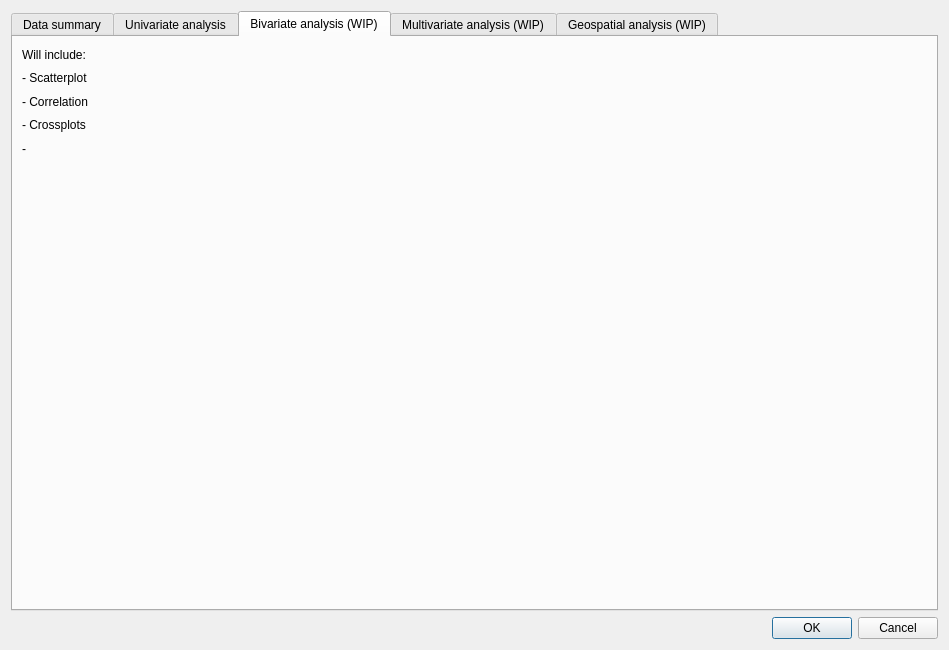
Above: eis_qgis_plugin/resources/ui/explore/wizard_explore_window_new.ui from GispoCoding/eis_qgis_plugin before the change. Below: the same form after it.
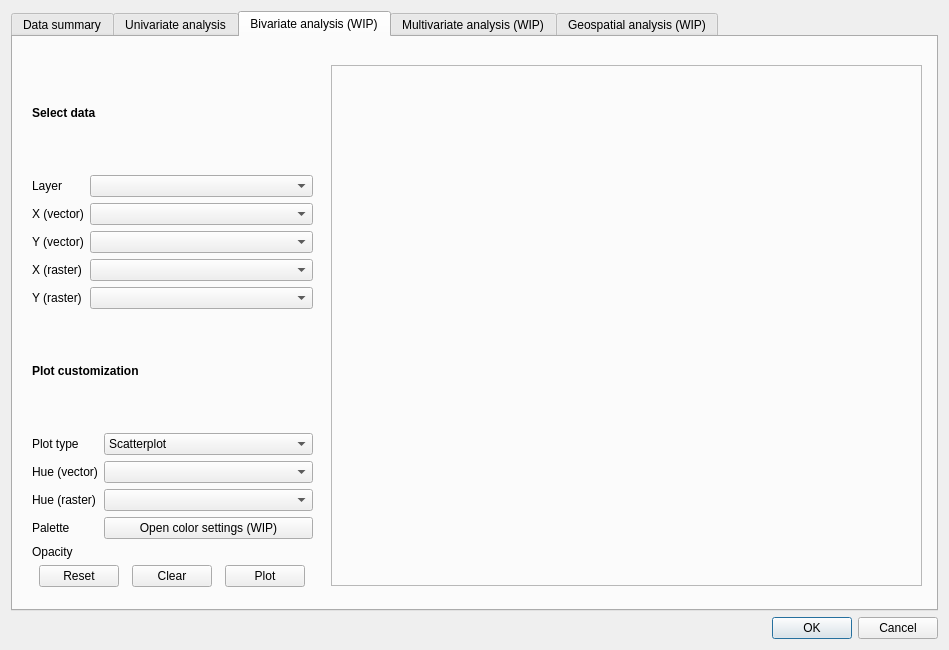
That is the form after the change. The open tabs and pages were chosen to show the change. Custom widgets are drawn as their Qt base class.

Commit message: Add functionality to bivariate tab first draft

```diff
--- a/eis_qgis_plugin/resources/ui/explore/wizard_explore_window_new.ui
+++ b/eis_qgis_plugin/resources/ui/explore/wizard_explore_window_new.ui
@@ -983,53 +983,272 @@
            <verstretch>0</verstretch>
           </sizepolicy>
          </property>
-         <widget class="QWidget" name="layoutWidget">
+         <widget class="QWidget" name="layoutWidget_4">
           <property name="geometry">
            <rect>
-            <x>0</x>
-            <y>0</y>
-            <width>87</width>
-            <height>111</height>
+            <x>10</x>
+            <y>10</y>
+            <width>281</width>
+            <height>531</height>
            </rect>
           </property>
-          <layout class="QVBoxLayout" name="verticalLayout">
+          <layout class="QVBoxLayout" name="verticalLayout_7">
            <item>
-            <widget class="QLabel" name="label">
+            <widget class="QLabel" name="label_73">
+             <property name="sizePolicy">
+              <sizepolicy hsizetype="Maximum" vsizetype="Preferred">
+               <horstretch>0</horstretch>
+               <verstretch>0</verstretch>
+              </sizepolicy>
+             </property>
+             <property name="font">
+              <font>
+               <weight>75</weight>
+               <bold>true</bold>
+              </font>
+             </property>
              <property name="text">
-              <string>Will include:</string>
+              <string>Select data</string>
              </property>
             </widget>
            </item>
            <item>
-            <widget class="QLabel" name="label_7">
-             <property name="text">
-              <string>- Scatterplot</string>
-             </property>
-            </widget>
+            <layout class="QFormLayout" name="formLayout_5">
+             <item row="0" column="0">
+              <widget class="QLabel" name="label_75">
+               <property name="minimumSize">
+                <size>
+                 <width>50</width>
+                 <height>0</height>
+                </size>
+               </property>
+               <property name="text">
+                <string>Layer</string>
+               </property>
+              </widget>
+             </item>
+             <item row="0" column="1">
+              <widget class="QgsMapLayerComboBox" name="layer_selection_bivariate"/>
+             </item>
+             <item row="1" column="0">
+              <widget class="QLabel" name="xLabel">
+               <property name="text">
+                <string>X (vector)</string>
+               </property>
+              </widget>
+             </item>
+             <item row="1" column="1">
+              <widget class="QgsFieldComboBox" name="x_selection_vector_bivariate"/>
+             </item>
+             <item row="2" column="0">
+              <widget class="QLabel" name="yLabel">
+               <property name="text">
+                <string>Y (vector)</string>
+               </property>
+              </widget>
+             </item>
+             <item row="2" column="1">
+              <widget class="QgsFieldComboBox" name="y_selection_vector_bivariate"/>
+             </item>
+             <item row="3" column="0">
+              <widget class="QLabel" name="xRasterLabel">
+               <property name="text">
+                <string>X (raster)</string>
+               </property>
+              </widget>
+             </item>
+             <item row="3" column="1">
+              <widget class="QComboBox" name="x_selection_raster_bivariate"/>
+             </item>
+             <item row="4" column="0">
+              <widget class="QLabel" name="yRasterLabel">
+               <property name="text">
+                <string>Y (raster)</string>
+               </property>
+              </widget>
+             </item>
+             <item row="4" column="1">
+              <widget class="QComboBox" name="y_selection_raster_bivariate"/>
+             </item>
+            </layout>
            </item>
            <item>
-            <widget class="QLabel" name="label_8">
+            <widget class="QLabel" name="label_78">
+             <property name="sizePolicy">
+              <sizepolicy hsizetype="Maximum" vsizetype="Preferred">
+               <horstretch>0</horstretch>
+               <verstretch>0</verstretch>
+              </sizepolicy>
+             </property>
+             <property name="minimumSize">
+              <size>
+               <width>50</width>
+               <height>0</height>
+              </size>
+             </property>
+             <property name="font">
+              <font>
+               <weight>75</weight>
+               <bold>true</bold>
+              </font>
+             </property>
              <property name="text">
-              <string>- Correlation</string>
+              <string>Plot customization</string>
              </property>
             </widget>
            </item>
            <item>
-            <widget class="QLabel" name="label_13">
-             <property name="text">
-              <string>- Crossplots</string>
-             </property>
-            </widget>
+            <layout class="QFormLayout" name="plot_customization_form_3">
+             <item row="0" column="0">
+              <widget class="QLabel" name="label_79">
+               <property name="minimumSize">
+                <size>
+                 <width>50</width>
+                 <height>0</height>
+                </size>
+               </property>
+               <property name="text">
+                <string>Plot type</string>
+               </property>
+              </widget>
+             </item>
+             <item row="0" column="1">
+              <widget class="QComboBox" name="plot_type_selection_bivariate">
+               <property name="sizePolicy">
+                <sizepolicy hsizetype="Preferred" vsizetype="Fixed">
+                 <horstretch>0</horstretch>
+                 <verstretch>0</verstretch>
+                </sizepolicy>
+               </property>
+               <item>
+                <property name="text">
+                 <string>Scatterplot</string>
+                </property>
+               </item>
+               <item>
+                <property name="text">
+                 <string>Lineplot</string>
+                </property>
+               </item>
+              </widget>
+             </item>
+             <item row="1" column="0">
+              <widget class="QLabel" name="hueLabel">
+               <property name="text">
+                <string>Hue (vector)</string>
+               </property>
+              </widget>
+             </item>
+             <item row="1" column="1">
+              <widget class="QgsFieldComboBox" name="hue_vector_bivariate"/>
+             </item>
+             <item row="3" column="0">
+              <widget class="QLabel" name="label_80">
+               <property name="text">
+                <string>Palette</string>
+               </property>
+              </widget>
+             </item>
+             <item row="3" column="1">
+              <widget class="QPushButton" name="color_settings_btn_bivariate">
+               <property name="sizePolicy">
+                <sizepolicy hsizetype="Preferred" vsizetype="Fixed">
+                 <horstretch>0</horstretch>
+                 <verstretch>0</verstretch>
+                </sizepolicy>
+               </property>
+               <property name="text">
+                <string>Open color settings (WIP)</string>
+               </property>
+              </widget>
+             </item>
+             <item row="4" column="0">
+              <widget class="QLabel" name="label_81">
+               <property name="text">
+                <string>Opacity</string>
+               </property>
+              </widget>
+             </item>
+             <item row="4" column="1">
+              <widget class="QgsOpacityWidget" name="opacity_selection_bivariate">
+               <property name="opacity">
+                <double>0.900000000000000</double>
+               </property>
+              </widget>
+             </item>
+             <item row="2" column="0">
+              <widget class="QLabel" name="hueRasterLabel">
+               <property name="text">
+                <string>Hue (raster)</string>
+               </property>
+              </widget>
+             </item>
+             <item row="2" column="1">
+              <widget class="QComboBox" name="hue_raster_bivariate"/>
+             </item>
+            </layout>
            </item>
            <item>
-            <widget class="QLabel" name="label_14">
-             <property name="text">
-              <string>- </string>
-             </property>
-            </widget>
+            <layout class="QHBoxLayout" name="horizontalLayout_9">
+             <item>
+              <widget class="QPushButton" name="reset_btn_bivariate">
+               <property name="sizePolicy">
+                <sizepolicy hsizetype="Maximum" vsizetype="Fixed">
+                 <horstretch>0</horstretch>
+                 <verstretch>0</verstretch>
+                </sizepolicy>
+               </property>
+               <property name="text">
+                <string>Reset</string>
+               </property>
+              </widget>
+             </item>
+             <item>
+              <widget class="QPushButton" name="clear_btn_bivariate">
+               <property name="sizePolicy">
+                <sizepolicy hsizetype="Maximum" vsizetype="Fixed">
+                 <horstretch>0</horstretch>
+                 <verstretch>0</verstretch>
+                </sizepolicy>
+               </property>
+               <property name="text">
+                <string>Clear</string>
+               </property>
+              </widget>
+             </item>
+             <item>
+              <widget class="QPushButton" name="plot_btn_bivariate">
+               <property name="sizePolicy">
+                <sizepolicy hsizetype="Maximum" vsizetype="Fixed">
+                 <horstretch>0</horstretch>
+                 <verstretch>0</verstretch>
+                </sizepolicy>
+               </property>
+               <property name="text">
+                <string>Plot</string>
+               </property>
+              </widget>
+             </item>
+            </layout>
            </item>
           </layout>
          </widget>
+         <widget class="QFrame" name="bivariate_plot_container">
+          <property name="geometry">
+           <rect>
+            <x>309</x>
+            <y>19</y>
+            <width>591</width>
+            <height>521</height>
+           </rect>
+          </property>
+          <property name="frameShape">
+           <enum>QFrame::StyledPanel</enum>
+          </property>
+          <property name="frameShadow">
+           <enum>QFrame::Raised</enum>
+          </property>
+         </widget>
         </widget>
        </item>
       </layout>
```
Left out of the diff: 44 changed lines with no effect on the pictures. The commit also changes 1 other file.
